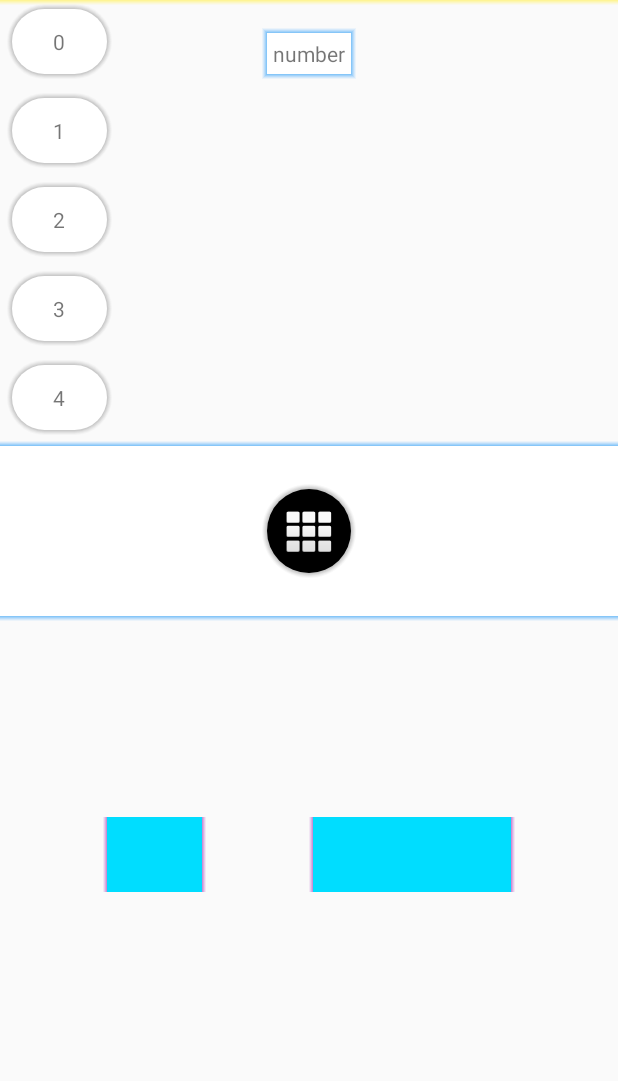
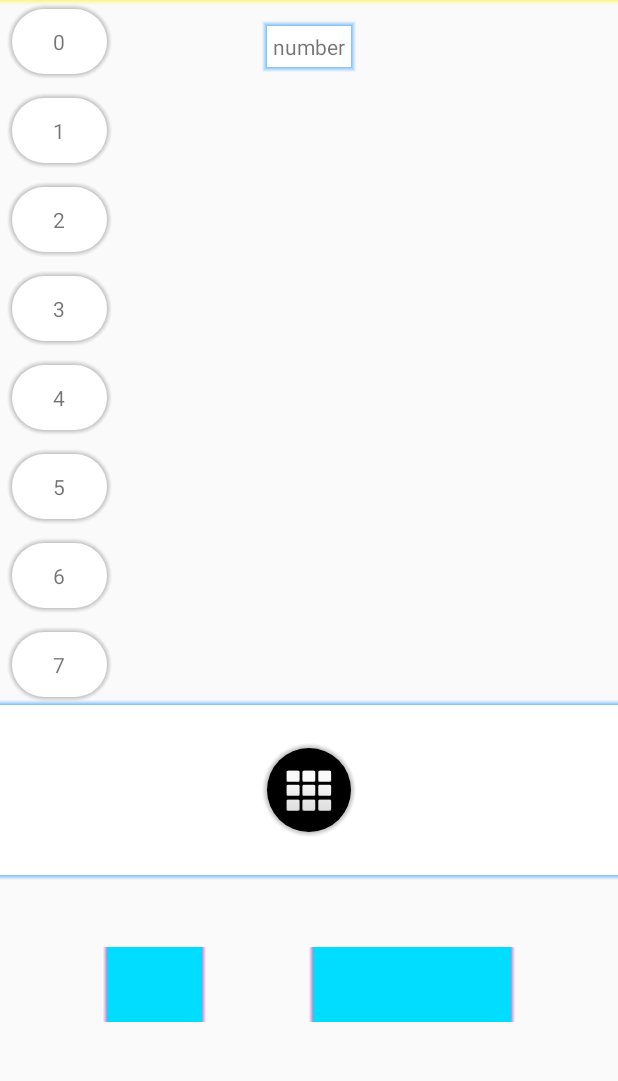
Before and after one commit to yamin-elmakis/ShadowFactory, an Android app: the screen it shows after launch (MainActivity), on a phone screen of 412 x 824 dp, the part 87-1168 px from its top. Run offline under Robolectric (Android 15) with nearby library versions, the phone set to English and light mode, and no system bars.

Commit message:
minor changes

```diff
--- a/app/build.gradle
+++ b/app/build.gradle
@@ -9,7 +9,7 @@ android {
         minSdkVersion 15
         targetSdkVersion 23
         versionCode 1
-        versionName "1.0"
+        versionName "2.0"
     }
     buildTypes {
         release {
@@ -21,6 +21,7 @@ android {
 
 dependencies {
     compile project(":shadowlibrary")
+    compile 'com.android.support.constraint:constraint-layout:1.0.2'
     compile 'com.android.support:support-v4:23.4.0'
     compile 'com.android.support:appcompat-v7:23.4.0'
 }
--- a/app/src/main/res/layout/activity_main.xml
+++ b/app/src/main/res/layout/activity_main.xml
@@ -1,31 +1,40 @@
 <?xml version="1.0" encoding="utf-8"?>
 <RelativeLayout xmlns:android="http://schemas.android.com/apk/res/android"
+    xmlns:app="http://schemas.android.com/apk/res-auto"
     xmlns:tools="http://schemas.android.com/tools"
     android:layout_width="match_parent"
     android:layout_height="match_parent"
     android:orientation="vertical"
     tools:context="com.yamin.shadowfactory.MainActivity">
 
+    <android.support.constraint.ConstraintLayout
+        android:id="@+id/main_cl"
+        android:layout_width="match_parent"
+        android:layout_height="wrap_content"
+        android:layout_above="@+id/main_ll"
+        android:layout_marginTop="-5dp"
+        android:layout_below="@+id/main_title_back" >
+
         <TextView
             android:id="@+id/main_tv_default"
             android:layout_width="wrap_content"
+            android:layout_height="wrap_content"
             android:padding="7dp"
-        android:layout_centerHorizontal="true"
-        android:layout_below="@+id/main_title_back"
-        android:layout_marginTop="15dp"
-        android:layout_height="wrap_content"
-        android:text="@string/default_str"/>
+            android:layout_marginTop="16dp"
+            android:text="@string/default_str"
+            app:layout_constraintTop_toTopOf="parent"
+            app:layout_constraintEnd_toEndOf="parent"
+            app:layout_constraintStart_toStartOf="parent" />
 
         <ScrollView
-        android:layout_width="match_parent"
-        android:layout_height="wrap_content"
-        android:layout_above="@+id/main_center_back"
-        android:layout_below="@+id/main_title_back"
-        android:layout_toStartOf="@+id/main_tv_default"
+            android:layout_width="0dp"
+            android:layout_height="0dp"
+            app:layout_constraintTop_toTopOf="parent"
+            app:layout_constraintEnd_toStartOf="@id/main_tv_default"
+            app:layout_constraintStart_toStartOf="parent"
+            tools:background="@color/blue"
+            app:layout_constraintBottom_toBottomOf="@+id/main_space"
             android:layout_marginEnd="10dp"
-        android:layout_marginBottom="-5dp"
-        android:layout_marginTop="-5dp"
-        android:layout_toLeftOf="@+id/main_tv_default"
             android:layout_marginRight="10dp">
 
             <LinearLayout
@@ -37,6 +46,37 @@
 
         </ScrollView>
 
+        <Space
+            android:id="@+id/main_space"
+            android:layout_width="1dp"
+            app:layout_constraintStart_toStartOf="parent"
+            app:layout_constraintTop_toTopOf="@+id/main_center_back"
+            android:layout_height="5dp" />
+
+        <LinearLayout
+            android:id="@+id/main_center_back"
+            android:layout_width="match_parent"
+            android:layout_height="120dp"
+            android:orientation="horizontal"
+            tools:background="#62d11111"
+            android:layout_marginTop="5dp"
+            app:layout_constraintStart_toStartOf="parent"
+            app:layout_constraintBottom_toBottomOf="parent"
+            android:gravity="center"
+            android:layout_centerInParent="true" >
+
+            <ImageView
+                android:id="@+id/main_iv"
+                android:layout_width="wrap_content"
+                android:layout_height="wrap_content"
+                android:padding="15dp"
+                android:src="@android:drawable/ic_dialog_dialer" />
+
+        </LinearLayout>
+
+    </android.support.constraint.ConstraintLayout>
+
+    <!-- keep below the ConstraintLayout so it will be above it -->
     <LinearLayout
         android:id="@+id/main_title_back"
         android:layout_width="match_parent"
@@ -55,28 +95,10 @@
     </LinearLayout>
 
     <LinearLayout
-        android:id="@+id/main_center_back"
+        android:id="@+id/main_ll"
         android:layout_width="match_parent"
-        android:layout_height="120dp"
-        android:orientation="horizontal"
-        android:gravity="center"
-        android:layout_centerInParent="true" >
-
-        <ImageView
-            android:id="@+id/main_iv"
-            android:layout_width="wrap_content"
-            android:layout_height="wrap_content"
-            android:padding="15dp"
-            android:src="@android:drawable/ic_dialog_dialer" />
-
-
-    </LinearLayout>
-
-    <LinearLayout
-        android:layout_width="match_parent"
-        android:layout_height="wrap_content"
+        android:layout_height="150dp"
         android:layout_above="@+id/main_footer_back"
-        android:layout_below="@+id/main_center_back"
         android:layout_marginBottom="-5dp"
         android:layout_marginTop="-5dp"
         android:gravity="center"
--- a/build.gradle
+++ b/build.gradle
@@ -3,9 +3,10 @@
 buildscript {
     repositories {
         jcenter()
+        google()
     }
     dependencies {
-        classpath 'com.android.tools.build:gradle:2.3.3'
+        classpath 'com.android.tools.build:gradle:3.1.2'
 
         // NOTE: Do not place your application dependencies here; they belong
         // in the individual module build.gradle files
```
Also changed, not shown: gradle/wrapper/gradle-wrapper.properties. Lines whose indentation alone changed are shown as unchanged.
